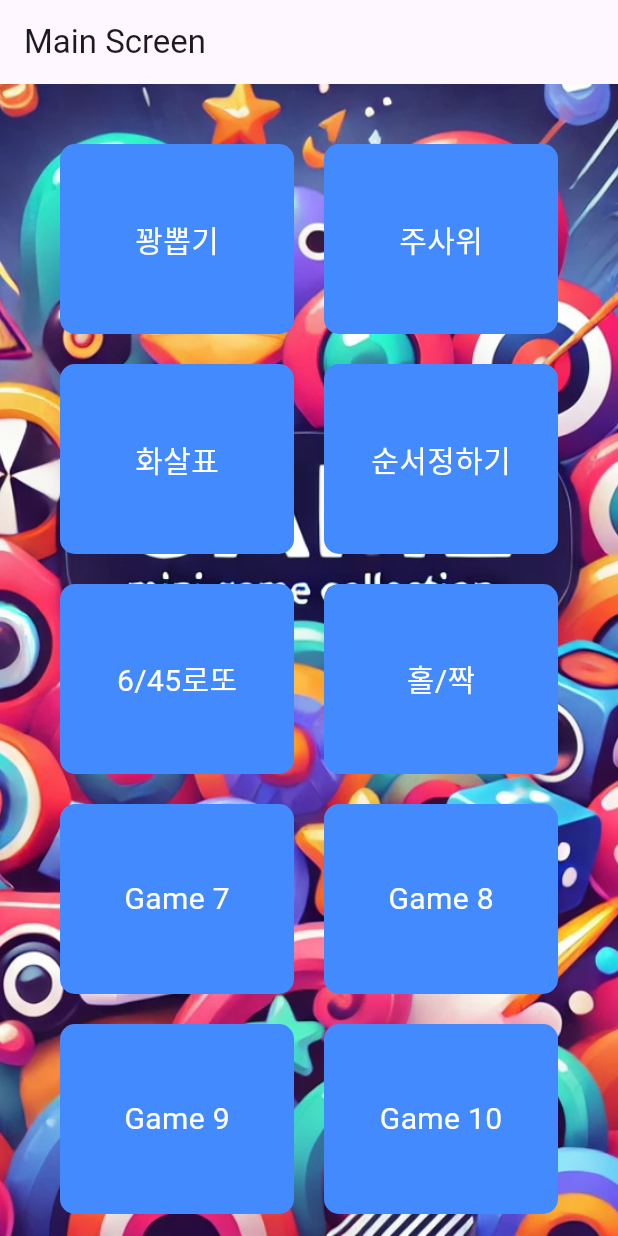
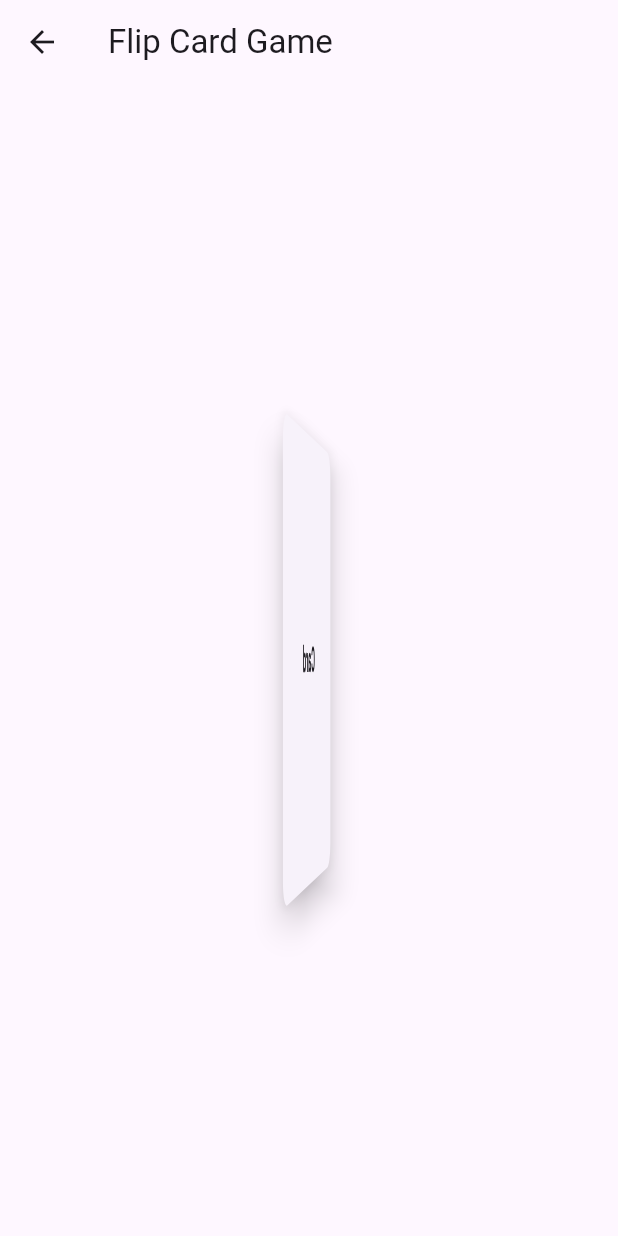
Before and after one commit to runaby/flutter_lets_bet, a Flutter app: the screen it shows after launch, after a tap on "홀/짝", on a phone screen of 412 x 824 dp. Run offline on Flutter 3.47's test engine with Material 3 defaults, Android fonts, the phone set to English and light mode, and no system bars; our stand-ins replace audioplayers.

Commit message:
홀짝 시작 좌우 도는거

```diff
--- /dev/null
+++ b/lib/flip_card_game.dart
@@ -0,0 +1,68 @@
+import 'package:flutter/material.dart';
+import 'dart:math';
+
+class FlipCardGame extends StatefulWidget {
+  @override
+  _FlipCardGameState createState() => _FlipCardGameState();
+}
+
+class _FlipCardGameState extends State<FlipCardGame> with SingleTickerProviderStateMixin {
+  late AnimationController _controller;
+  late Animation<double> _animation;
+
+  @override
+  void initState() {
+    super.initState();
+    // AnimationController 생성 (애니메이션 지속 시간: 2초)
+    _controller = AnimationController(
+      duration: const Duration(seconds: 2),
+      vsync: this,
+    )..repeat(); // 반복 애니메이션
+
+    // Tween을 사용하여 0부터 1까지의 애니메이션 값 생성
+    _animation = Tween<double>(begin: 0, end: 1).animate(_controller);
+  }
+
+  @override
+  void dispose() {
+    _controller.dispose();
+    super.dispose();
+  }
+
+  @override
+  Widget build(BuildContext context) {
+    return Scaffold(
+      appBar: AppBar(
+        title: Text('Flip Card Game'),
+      ),
+      body: Center(
+        child: AnimatedBuilder(
+          animation: _animation,
+          builder: (context, child) {
+            // 3D 회전 변환을 적용하기 위해 Matrix4 사용
+            return Transform(
+              alignment: Alignment.center,
+              transform: Matrix4.identity()
+                ..setEntry(3, 2, 0.001) // 3D 효과를 위한 원근감 설정
+                ..rotateY(pi * _animation.value), // Y축 기준으로 좌우 회전 (0 ~ pi 사이 값으로 회전)
+              child: Card(
+                elevation: 8,
+                shape: RoundedRectangleBorder(borderRadius: BorderRadius.circular(16)),
+                child: Container(
+                  width: 200,
+                  height: 300,
+                  child: Center(
+                    child: Text(
+                      'Card',
+                      style: TextStyle(fontSize: 24, fontWeight: FontWeight.bold),
+                    ),
+                  ),
+                ),
+              ),
+            );
+          },
+        ),
+      ),
+    );
+  }
+}
--- a/lib/main.dart
+++ b/lib/main.dart
@@ -3,6 +3,7 @@ import 'package:flutter_lets_bet/arrow_game.dart';
 import 'package:flutter_lets_bet/dice_game.dart';
 import 'package:flutter_lets_bet/number_box_games.dart';
 import 'package:flutter_lets_bet/number_slot_game.dart';
+import 'package:flutter_lets_bet/flip_card_game.dart';
 import 'stick_game.dart';
 
 void main() {
@@ -106,6 +107,13 @@ class MainScreen extends StatelessWidget {
                         builder: (context) => NumberSlotMachineGame(), // 주사위 게임
                       ),
                     );
+                  }else if (index == 5) {
+                    Navigator.push(
+                      context,
+                      MaterialPageRoute(
+                        builder: (context) => FlipCardGame(), // 주사위 게임
+                      ),
+                    );
                   }
                 },
                 child: Container(
```
